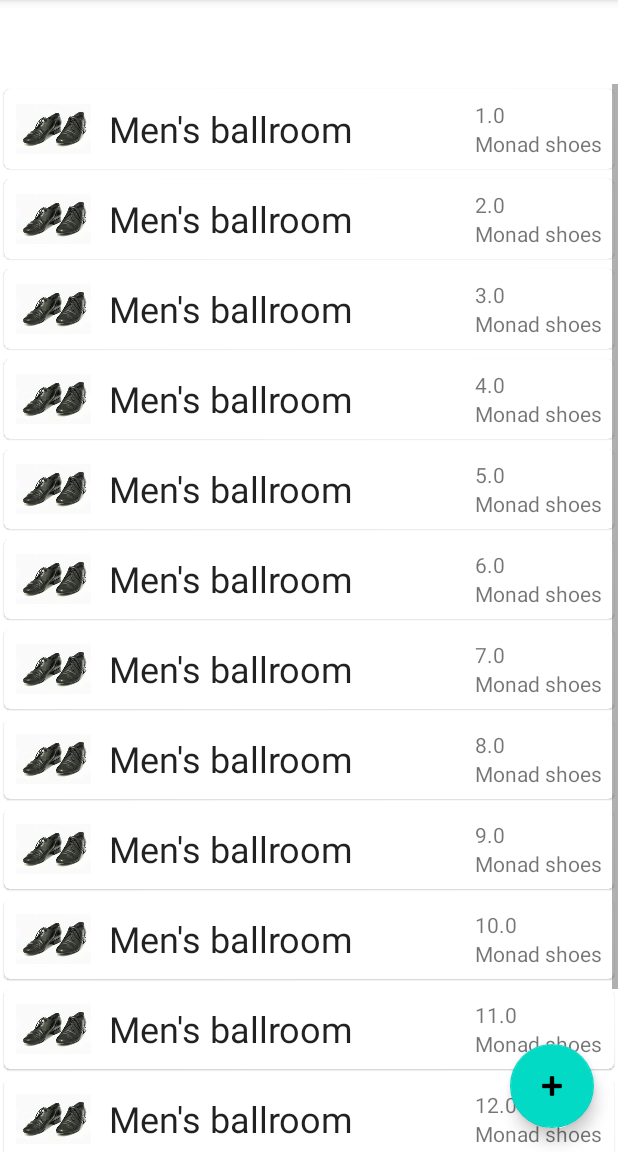
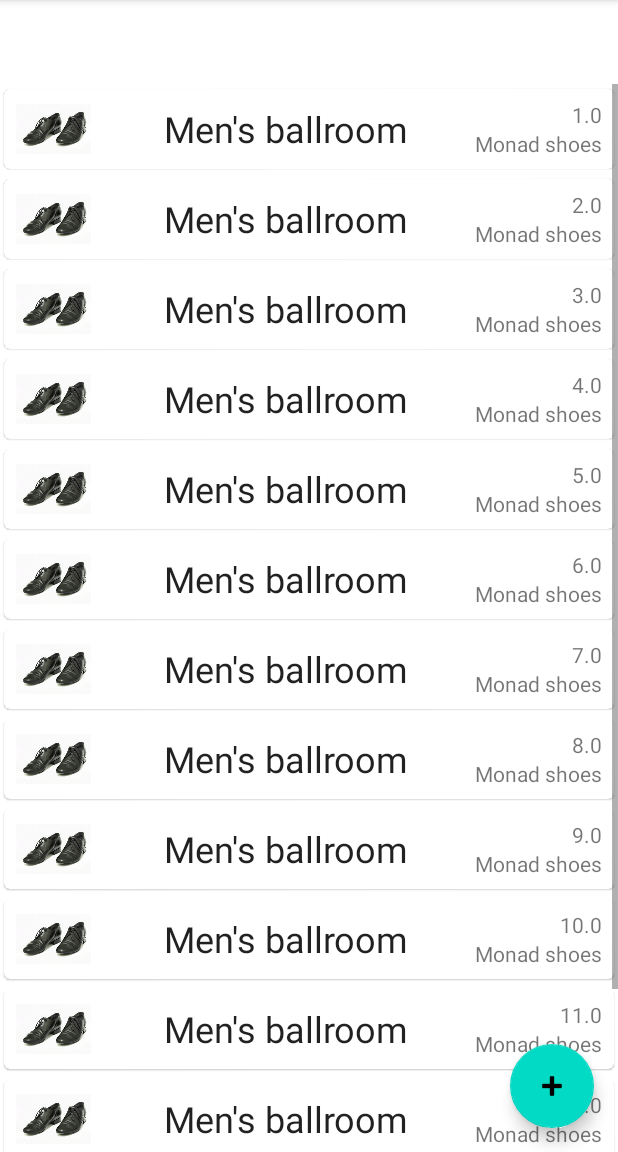
Before and after one commit to RikuVan/android-1, an Android app: the ShoeListFragment screen opened through its navigation route, on a phone screen of 412 x 824 dp, the part 84-1236 px from its top. Run offline under Robolectric (Android 15) with nearby library versions, the phone set to English and light mode, and no system bars; our stand-ins replace data binding, navigation-ui.

Commit message:
Fix: replace RelativeLayout with ConstraintLayout

```diff
--- a/app/src/main/res/layout/row_shoe_item.xml
+++ b/app/src/main/res/layout/row_shoe_item.xml
@@ -3,6 +3,7 @@
     xmlns:app="http://schemas.android.com/apk/res-auto">
 
     <data>
+
         <variable
             name="shoeVM"
             type="fi.monad.shoestore.data.model.Shoe" />
@@ -17,7 +18,7 @@
 
         <androidx.cardview.widget.CardView
             android:id="@+id/card_view"
-            android:layout_width="wrap_content"
+            android:layout_width="match_parent"
             android:layout_height="60dp"
             android:layout_gravity="center"
             app:cardCornerRadius="4dp"
@@ -25,7 +26,7 @@
             app:cardMaxElevation="1dp"
             app:cardUseCompatPadding="true">
 
-            <RelativeLayout
+            <androidx.constraintlayout.widget.ConstraintLayout
                 android:layout_width="match_parent"
                 android:layout_height="match_parent"
                 android:elevation="10dp">
@@ -37,24 +38,35 @@
                     android:layout_marginStart="8dp"
                     android:layout_marginTop="8dp"
                     android:layout_marginBottom="8dp"
-                    android:imageResource="@{shoeVM.images[0]}"/>
+                    android:imageResource="@{shoeVM.images[0]}"
+                    app:layout_constraintLeft_toRightOf="@id/shoe_name_text"
+                    app:layout_constraintStart_toStartOf="parent"
+                    app:layout_constraintTop_toTopOf="parent" />
 
                 <TextView
                     android:id="@+id/shoe_name_text"
                     android:layout_width="wrap_content"
                     android:layout_height="match_parent"
                     android:layout_marginLeft="70dp"
-                    android:gravity="center_vertical"
+                    android:gravity="start|center_vertical"
                     android:text="@{shoeVM.name}"
-                    android:textAppearance="?attr/textAppearanceHeadline5" />
+                    android:textAppearance="?attr/textAppearanceHeadline5"
+                    app:layout_constraintBottom_toBottomOf="parent"
+                    app:layout_constraintLeft_toRightOf="@id/shoe_name_text"
+                    app:layout_constraintRight_toLeftOf="@id/show_details"
+                    app:layout_constraintTop_toTopOf="parent" />
 
                 <LinearLayout
+                    android:id="@+id/show_details"
                     android:layout_width="wrap_content"
                     android:layout_height="match_parent"
                     android:layout_alignParentEnd="true"
-
                     android:gravity="center"
-                    android:orientation="vertical">
+                    android:orientation="vertical"
+                    app:layout_constraintBottom_toBottomOf="parent"
+                    app:layout_constraintEnd_toEndOf="parent"
+                    app:layout_constraintRight_toLeftOf="@id/shoe_name_text"
+                    app:layout_constraintTop_toTopOf="parent">
 
                     <TextView
                         android:id="@+id/shoe_size"
@@ -63,6 +75,7 @@
                         android:layout_marginStart="8dp"
                         android:layout_marginTop="4dp"
                         android:layout_marginEnd="8dp"
+                        android:gravity="end|center_vertical"
                         android:text="@{String.valueOf(shoeVM.size)}" />
 
                     <TextView
@@ -72,10 +85,11 @@
                         android:layout_marginStart="8dp"
                         android:layout_marginEnd="8dp"
                         android:layout_marginBottom="4dp"
+                        android:gravity="end|center_vertical"
                         android:text="@{shoeVM.company}" />
                 </LinearLayout>
 
-            </RelativeLayout>
+            </androidx.constraintlayout.widget.ConstraintLayout>
 
         </androidx.cardview.widget.CardView>
 
```
